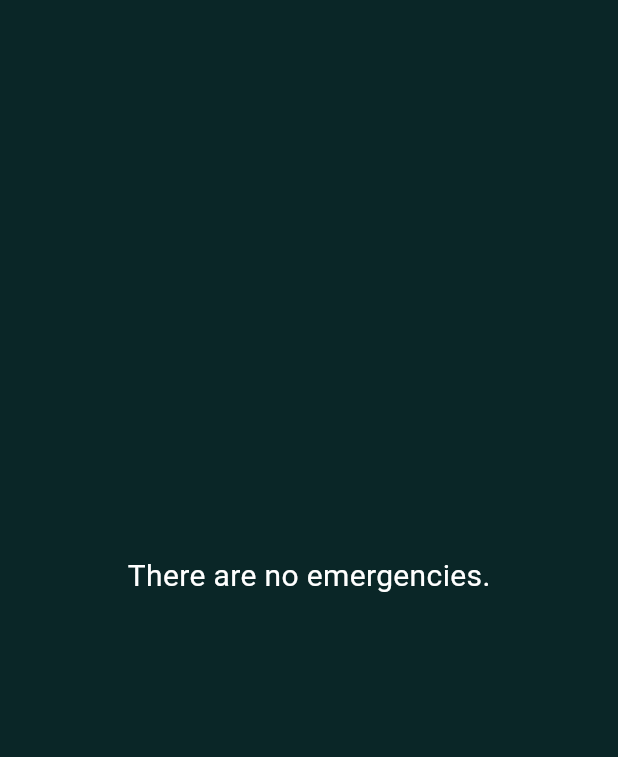
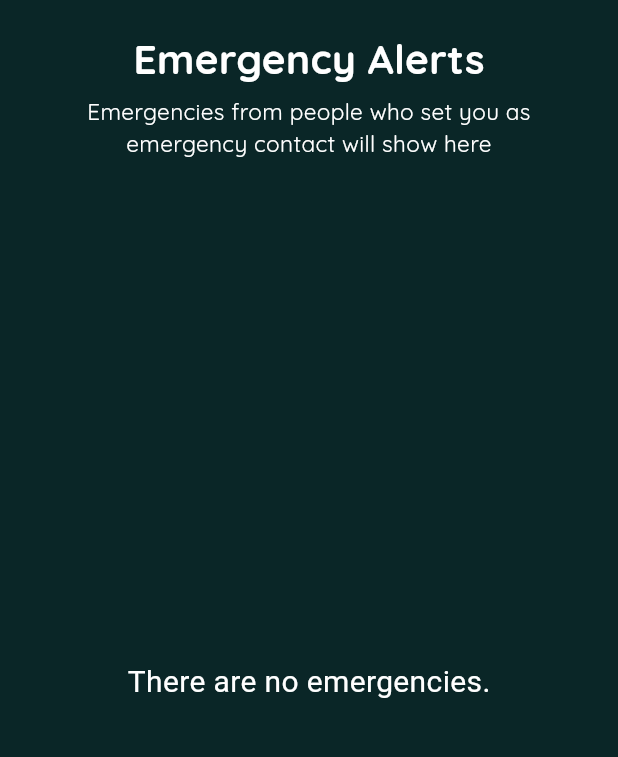
Before and after one commit to nataliaamah/hawa_v2, a Flutter app: the ContactEmergencyPage screen opened directly with empty values, on a phone screen of 412 x 824 dp, the part 84-841 px from its top. Run offline on Flutter 3.47's test engine with Material 3 defaults, Android fonts, the light colour scheme and no system bars; our stand-ins replace camera, cloud_firestore, firebase_auth, firebase_core, firebase_storage, google_fonts and 9 more; missing offline and left inert: flutter_vibrate, telephony; accounts and stored records are empty.

Commit message:
contact emergency progress

```diff
--- a/lib/about_us.dart
+++ b/lib/about_us.dart
@@ -5,6 +5,7 @@ class AboutUsPage extends StatelessWidget {
   @override
   Widget build(BuildContext context) {
     return Scaffold(
+      backgroundColor: const Color.fromARGB(255, 10, 38, 39),
       body: CustomScrollView(
         slivers: <Widget>[
           SliverAppBar(
--- a/lib/contact_emergency.dart
+++ b/lib/contact_emergency.dart
@@ -4,6 +4,7 @@ import 'package:hawa_v1/contact_emergency_view.dart';
 import 'package:hawa_v1/home_page.dart';
 import 'package:flutter_vibrate/flutter_vibrate.dart';
 import 'dart:async';
+import 'package:google_fonts/google_fonts.dart';
 
 class ContactEmergencyPage extends StatefulWidget {
   final String phoneNumber;
@@ -31,7 +32,7 @@ class _ContactEmergencyPageState extends State<ContactEmergencyPage> {
     super.initState();
     _subscription = FirebaseFirestore.instance
         .collection('contact_emergency')
-        .where('emergencyNumber', isEqualTo: widget.phoneNumber)
+        .where('emergencyNumber', isEqualTo: _formatPhoneNumber(widget.phoneNumber))
         .snapshots()
         .listen((snapshot) {
       if (snapshot.docs.any((doc) {
@@ -54,6 +55,13 @@ class _ContactEmergencyPageState extends State<ContactEmergencyPage> {
     super.dispose();
   }
 
+  String _formatPhoneNumber(String phoneNumber) {
+    if (!phoneNumber.startsWith('+')) {
+      return '+$phoneNumber';
+    }
+    return phoneNumber;
+  }
+
   void _startVibrating() {
     _isVibrating = true;
     _vibrate();
@@ -67,6 +75,11 @@ class _ContactEmergencyPageState extends State<ContactEmergencyPage> {
 
   void _stopVibrating() {
     _isVibrating = false;
+  }
+
+  String _formatTimestamp(Timestamp timestamp) {
+    DateTime date = timestamp.toDate();
+    return "${date.hour}:${date.minute}  |  ${date.day}/${date.month}/${date.year}";
   }
 
   @override
@@ -99,10 +112,43 @@ class _ContactEmergencyPageState extends State<ContactEmergencyPage> {
           },
         ),
       ),
-      body: StreamBuilder<QuerySnapshot>(
+      body: Column(
+        children: [
+          SizedBox(height: 20),
+          Center(
+            child: Text(
+              'Emergency Alerts',
+              style: GoogleFonts.quicksand(
+                textStyle: TextStyle(
+                  fontSize: 27,
+                  color: const Color.fromARGB(255, 255, 255, 255),
+                  fontWeight: FontWeight.w700,
+                ),
+              ),
+            ),
+          ),
+          Center(
+            child: Padding(
+              padding: EdgeInsets.symmetric(horizontal: 20, vertical: 5),
+              child: Text(
+              "Emergencies from people who set you as emergency contact will show here",
+              style: GoogleFonts.quicksand(
+                textStyle: TextStyle(
+                  fontSize: 15,
+                  color: const Color.fromARGB(255, 255, 255, 255),
+                  fontWeight: FontWeight.w400,
+                ),
+              ),
+              textAlign: TextAlign.center,
+            ),
+            ),
+          ),
+          SizedBox(height: 30,),
+          Expanded(
+            child: StreamBuilder<QuerySnapshot>(
               stream: FirebaseFirestore.instance
                   .collection('contact_emergency')
-            .where('emergencyNumber', isEqualTo: widget.phoneNumber)
+                  .where('emergencyNumber', isEqualTo: _formatPhoneNumber(widget.phoneNumber))
                   .snapshots(),
               builder: (context, snapshot) {
                 if (!snapshot.hasData) {
@@ -145,7 +191,9 @@ class _ContactEmergencyPageState extends State<ContactEmergencyPage> {
                           MaterialPageRoute(
                             builder: (context) => ContactEmergencyViewPage(emergencyData: emergencyData),
                           ),
-                  );
+                        ).then((_) {
+                          setState(() {}); // Refresh the state to update the card's appearance
+                        });
                       },
                       child: Container(
                         margin: EdgeInsets.symmetric(vertical: 8.0, horizontal: 16.0),
@@ -164,14 +212,14 @@ class _ContactEmergencyPageState extends State<ContactEmergencyPage> {
                         ),
                         child: ListTile(
                           title: Text(
-                      data['userId'] ?? 'Unknown User',
+                            "${widget.fullName} Needs Help!",
                             style: TextStyle(
                               fontWeight: FontWeight.bold,
                               color: Colors.black,
                             ),
                           ),
                           subtitle: Text(
-                      'Emergency at ${data['timestamp']?.toDate() ?? 'Unknown Time'}',
+                            'Emergency at ${_formatTimestamp(data['timestamp'])}',
                             style: TextStyle(
                               color: Colors.black,
                             ),
@@ -187,6 +235,9 @@ class _ContactEmergencyPageState extends State<ContactEmergencyPage> {
                 );
               },
             ),
+          ),
+        ],
+      ),
     );
   }
 }
--- a/lib/contact_us.dart
+++ b/lib/contact_us.dart
@@ -6,6 +6,7 @@ class ContactUsPage extends StatelessWidget {
   @override
   Widget build(BuildContext context) {
     return Scaffold(
+      backgroundColor: const Color.fromARGB(255, 10, 38, 39),
       body: CustomScrollView(
         slivers: <Widget>[
           SliverAppBar(
```
Also changed, not shown: lib/home_page.dart (+19 -5 lines), lib/login_page.dart (+8 -6 lines), lib/main.dart (+18 -9 lines), lib/onboarding.dart (+30 -96 lines), pubspec.lock. Lines whose indentation alone changed are shown as unchanged.
